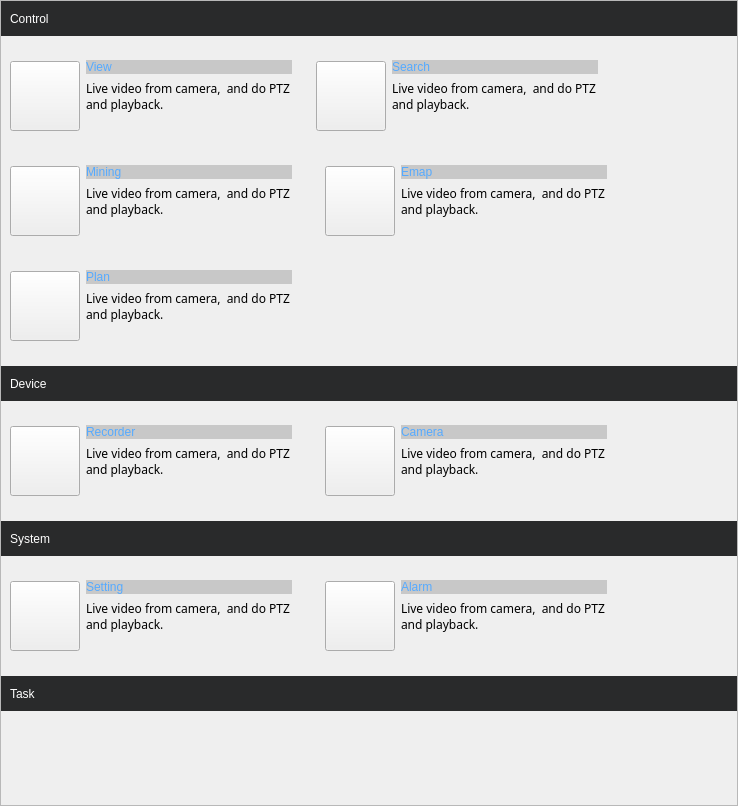
The window that veapp/main/vscpanel.ui (linkingvision/rapidvms) describes before a commit, drawn with Qt 5.
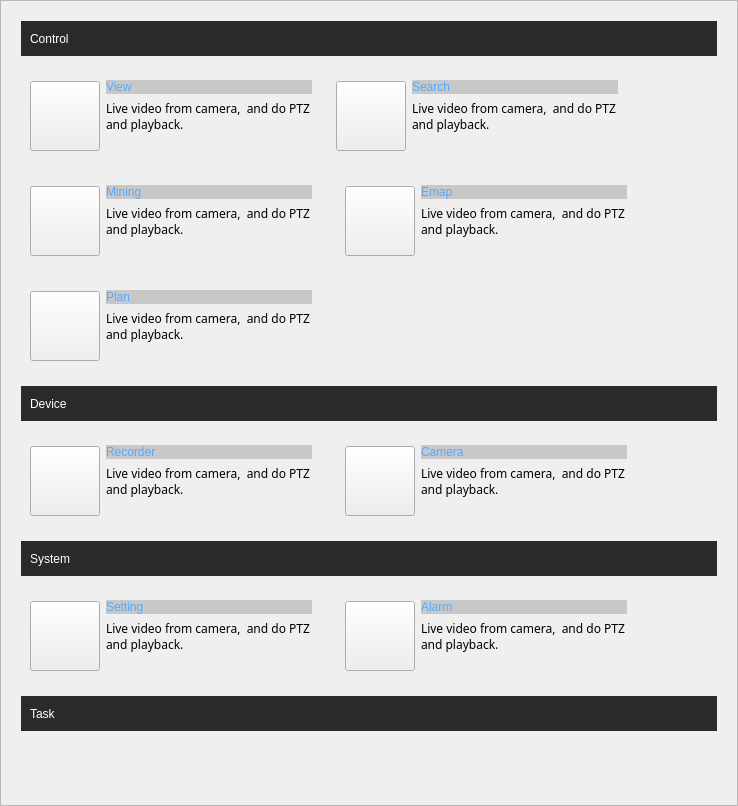
The same window after the commit. Icons and pictures are not drawn.

Patch:
```diff
--- a/veapp/main/vscpanel.ui
+++ b/veapp/main/vscpanel.ui
@@ -54,8 +54,8 @@
        <rect>
         <x>0</x>
         <y>0</y>
-        <width>736</width>
-        <height>804</height>
+        <width>717</width>
+        <height>820</height>
        </rect>
       </property>
       <layout class="QVBoxLayout" name="verticalLayout_9">
@@ -63,13 +63,13 @@
         <number>15</number>
        </property>
        <property name="leftMargin">
-        <number>0</number>
+        <number>20</number>
        </property>
        <property name="topMargin">
-        <number>0</number>
+        <number>20</number>
        </property>
        <property name="rightMargin">
-        <number>0</number>
+        <number>20</number>
        </property>
        <property name="bottomMargin">
         <number>0</number>
```
